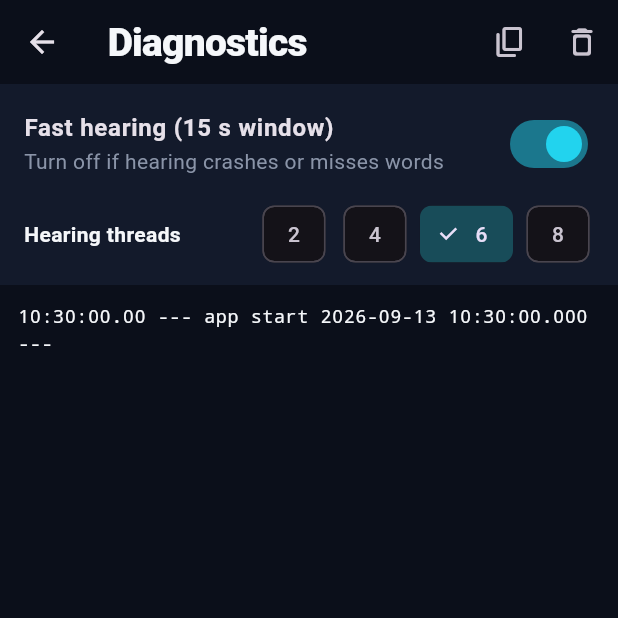
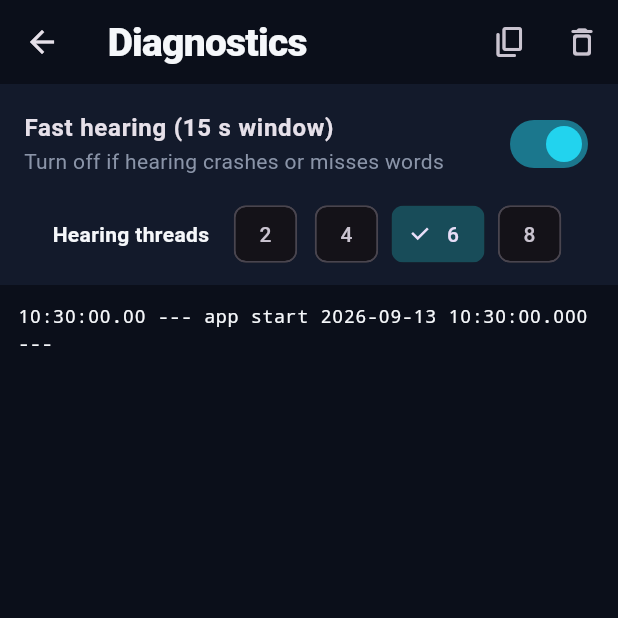
Before and after one commit to lukianczyk-sketch/travel-translator, a Flutter app: the DiagScreen screen opened directly, on a phone screen of 412 x 824 dp, the top half of it. Run offline on Flutter 3.47's test engine with Material 3 defaults, Android fonts, the phone set to English and light mode, and no system bars; our stand-ins replace dio, flutter_tts, permission_handler, shared_preferences, wakelock_plus; missing offline and left inert: dart:ffi, onnxruntime, record, whisper_ggml_plus; accounts and stored records are empty.

Commit message:
Fix mic audio chunks at odd byte offsets (VAD never received audio); wrap threads row; v0.3.3

```diff
--- a/lib/screens/diag_screen.dart
+++ b/lib/screens/diag_screen.dart
@@ -50,19 +50,18 @@ class DiagScreen extends StatelessWidget {
                       activeColor: Palette.you,
                       onChanged: d.setFast,
                     ),
-                    Row(
+                    Wrap(
+                      crossAxisAlignment: WrapCrossAlignment.center,
+                      spacing: 6,
+                      runSpacing: 4,
                       children: [
-                        const Text('Hearing threads', style: TextStyle(fontWeight: FontWeight.w700)),
-                        const Spacer(),
+                        const Text('Hearing threads  ', style: TextStyle(fontWeight: FontWeight.w700)),
                         for (final n in [2, 4, 6, 8])
-                          Padding(
-                            padding: const EdgeInsets.only(left: 6),
-                            child: ChoiceChip(
-                              label: Text('$n'),
-                              selected: d.whisperThreads == n,
-                              selectedColor: Palette.you.withOpacity(0.3),
-                              onSelected: (_) => d.setThreads(n),
-                            ),
+                          ChoiceChip(
+                            label: Text('$n'),
+                            selected: d.whisperThreads == n,
+                            selectedColor: Palette.you.withOpacity(0.3),
+                            onSelected: (_) => d.setThreads(n),
                           ),
                       ],
                     ),
--- a/pubspec.yaml
+++ b/pubspec.yaml
@@ -1,7 +1,7 @@
 name: travel_translator
 description: Live two-way conversation translator that works offline.
 publish_to: "none"
-version: 0.3.2+6
+version: 0.3.3+7
 
 environment:
   sdk: ">=3.4.0 <4.0.0"
```
Also changed, not shown: lib/services/listener.dart (+16 -2 lines).
